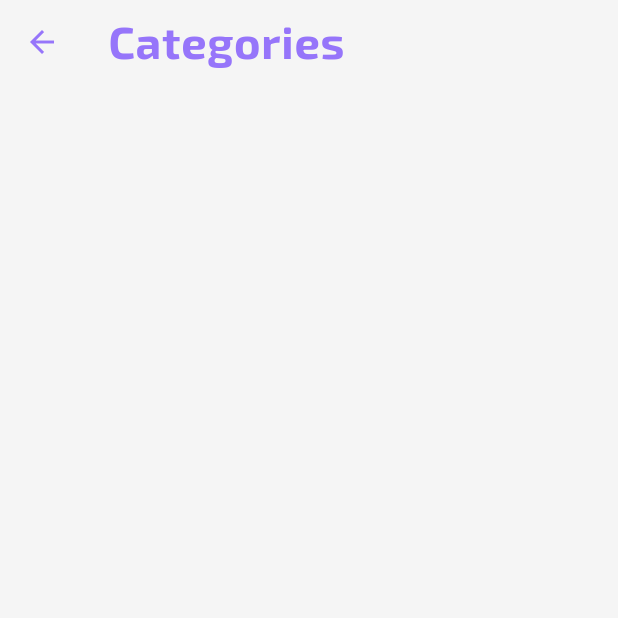
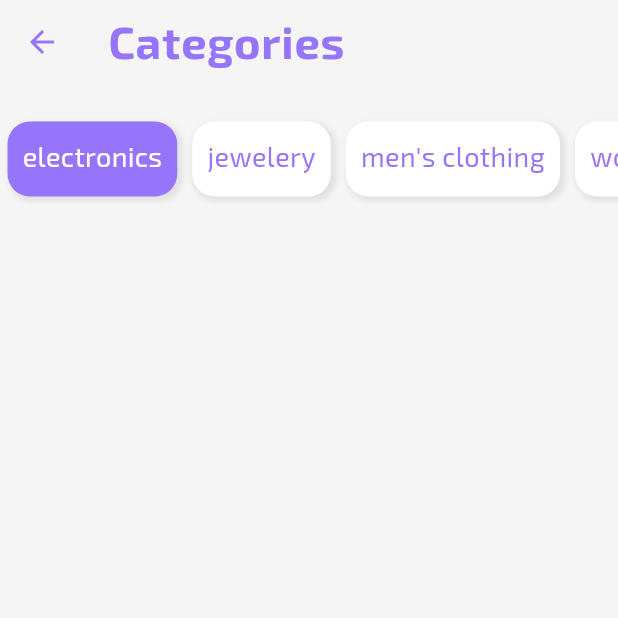
Before and after one commit to AHMADARBASH/FakeCommerce, a Flutter app: the CategoriesScreen screen opened directly, on a phone screen of 412 x 824 dp, the top half of it. Run offline on Flutter 3.47's test engine with Material 3 defaults, Android fonts, the phone set to English and light mode, and no system bars; our stand-ins replace animate_do, bloc, flutter_bloc, fluttericon, google_fonts, sizer; network calls fail.

Commit message:
Update Categories Screen

```diff
--- a/lib/bloc/categories/categories_cubit.dart
+++ b/lib/bloc/categories/categories_cubit.dart
@@ -1,7 +1,5 @@
 import 'dart:io';
-
 import 'package:fakecommerce/bloc/categories/categories_state.dart';
-import 'package:fakecommerce/data/repositories/api.dart';
 import 'package:fakecommerce/data/repositories/categories.dart';
 import 'package:fakecommerce/utilities/exceptions.dart';
 import 'package:flutter_bloc/flutter_bloc.dart';
--- /dev/null
+++ b/lib/data/constants/categories.dart
@@ -0,0 +1,6 @@
+List<String> categories = [
+  "electronics",
+  "jewelery",
+  "men's clothing",
+  "women's clothing"
+];
--- a/lib/layout/screens/bottom_nav_bar/categories_screen.dart
+++ b/lib/layout/screens/bottom_nav_bar/categories_screen.dart
@@ -1,9 +1,15 @@
+import 'package:animate_do/animate_do.dart';
 import 'package:fakecommerce/bloc/categories/categories_cubit.dart';
 import 'package:fakecommerce/bloc/categories/categories_state.dart';
+import 'package:fakecommerce/bloc/products/products_cubit.dart';
+import 'package:fakecommerce/bloc/products/products_state.dart';
 import 'package:fakecommerce/layout/widgets/category.dart';
+import 'package:fakecommerce/layout/widgets/product.dart';
 import 'package:fakecommerce/utilities/context_extenstions.dart';
 import 'package:flutter/material.dart';
 import 'package:flutter_bloc/flutter_bloc.dart';
+import 'package:flutter_staggered_grid_view/flutter_staggered_grid_view.dart';
+import '../../../data/constants/categories.dart';
 
 class CategoriesScreen extends StatefulWidget {
   const CategoriesScreen({super.key});
@@ -13,15 +19,14 @@ class CategoriesScreen extends StatefulWidget {
 }
 
 class _CategoriesScreenState extends State<CategoriesScreen> {
+  int _currentIndex = 0;
+
   @override
   void initState() {
-    if (!BlocProvider.of<CategoriesCubit>(context).isInit) {
-      BlocProvider.of<CategoriesCubit>(context).getAllCategories();
-    }
+    final productsCubit = BlocProvider.of<ProductsCubit>(context);
+    productsCubit.getProductsIncategory(category: categories[_currentIndex]);
     super.initState();
   }
-
-  int _currentIndex = 0;
 
   @override
   Widget build(BuildContext context) {
@@ -38,15 +43,18 @@ class _CategoriesScreenState extends State<CategoriesScreen> {
             SizedBox(
               height: 20,
             ),
-            BlocBuilder<CategoriesCubit, CategoriesState>(
-              builder: (context, state) => SizedBox(
+            SizedBox(
               height: 60,
               child: StatefulBuilder(
                 builder: (context, newSetState) => ListView.builder(
                   scrollDirection: Axis.horizontal,
-                    itemCount: state.categories.length,
+                  itemCount: categories.length,
                   itemBuilder: (context, index) => GestureDetector(
                     onTap: () {
+                      BlocProvider.of<ProductsCubit>(context)
+                          .getProductsIncategory(
+                        category: categories[index],
+                      );
                       newSetState(
                         () {
                           _currentIndex = index;
@@ -56,12 +64,39 @@ class _CategoriesScreenState extends State<CategoriesScreen> {
                     child: CategoryWidget(
                         globalIndex: _currentIndex,
                         index: index,
-                          title: state.categories[index]),
+                        title: categories[index]),
                   ),
                 ),
               ),
             ),
+            BlocBuilder<CategoriesCubit, CategoriesState>(
+              builder: (context, categorriesState) =>
+                  BlocBuilder<ProductsCubit, ProductsState>(
+                builder: (context, state) => state is ProductsLoadingState
+                    ? SizedBox(
+                        height: context.height * 0.7,
+                        child: Center(
+                          child: CircularProgressIndicator(),
+                        ),
                       )
+                    : Expanded(
+                        child: MasonryGridView.builder(
+                          itemCount: state.products.length,
+                          gridDelegate:
+                              const SliverSimpleGridDelegateWithFixedCrossAxisCount(
+                                  crossAxisCount: 2),
+                          padding: EdgeInsets.all(5),
+                          itemBuilder: (context, index) => FadeInUp(
+                            curve: Curves.easeOutCubic,
+                            delay: Duration(milliseconds: 75 * index),
+                            child: ProductWidget(
+                              product: state.products[index],
+                            ),
+                          ),
+                        ),
+                      ),
+              ),
+            ),
           ],
         ));
   }
--- a/lib/layout/screens/bottom_nav_bar/home_screen.dart
+++ b/lib/layout/screens/bottom_nav_bar/home_screen.dart
@@ -18,9 +18,8 @@ class HomeScreen extends StatefulWidget {
 class _HomeScreenState extends State<HomeScreen> {
   @override
   void initState() {
-    if (!BlocProvider.of<ProductsCubit>(context).isInit) {
-      BlocProvider.of<ProductsCubit>(context).getTopProducts();
-    }
+    BlocProvider.of<ProductsCubit>(context).getTopProducts();
+
     super.initState();
   }
 
```
Also changed, not shown: lib/bloc/products/products_cubit.dart (+16 -0 lines), lib/data/repositories/products.dart (+7 -0 lines), lib/layout/screens/product_details_screen.dart (+14 -3 lines). Lines whose indentation alone changed are shown as unchanged.
